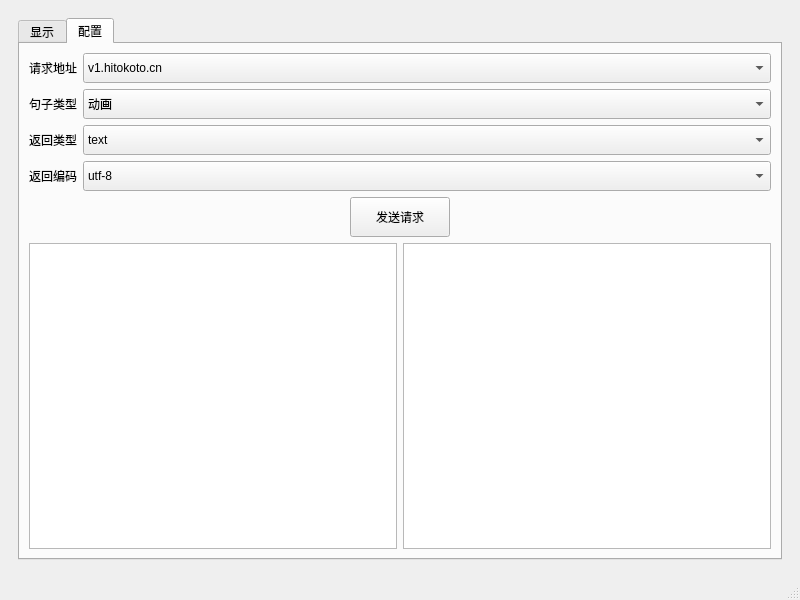
The window that designer.ui (SoDebug/OneText_Qt) describes before a commit, drawn with Qt 5.
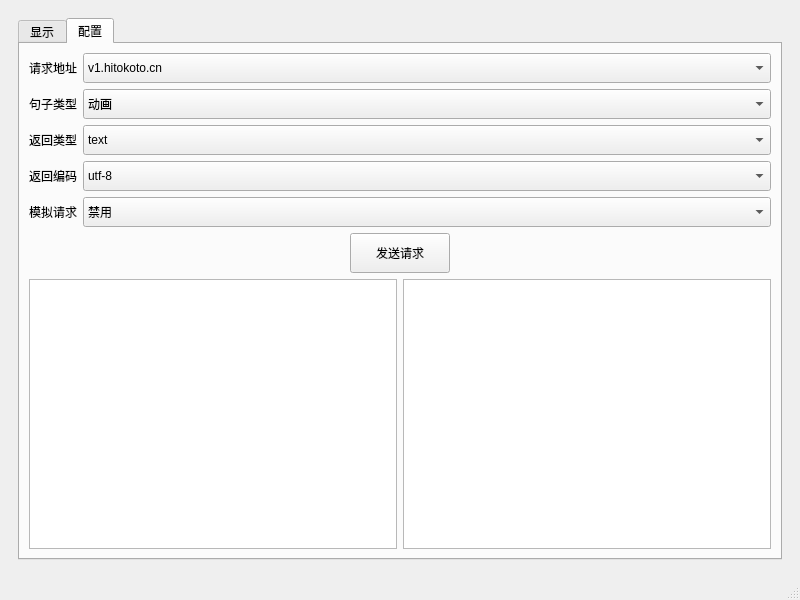
The same window after the commit. The open tabs and pages were chosen to show the change.

Commit message: feat: 支持模拟请求

```diff
--- a/designer.ui
+++ b/designer.ui
@@ -272,7 +272,7 @@
                 </item>
                </widget>
               </item>
-              <item row="4" column="0" colspan="2">
+              <item row="5" column="0" colspan="2">
                <layout class="QHBoxLayout" name="horizontalLayout_3">
                 <item>
                  <widget class="QFrame" name="frame">
@@ -336,6 +336,39 @@
                 </item>
                </layout>
               </item>
+              <item row="4" column="0">
+               <widget class="QLabel" name="SimulationRequest_label">
+                <property name="minimumSize">
+                 <size>
+                  <width>0</width>
+                  <height>30</height>
+                 </size>
+                </property>
+                <property name="text">
+                 <string>模拟请求</string>
+                </property>
+               </widget>
+              </item>
+              <item row="4" column="1">
+               <widget class="QComboBox" name="SimulationRequest_comboBox">
+                <property name="minimumSize">
+                 <size>
+                  <width>0</width>
+                  <height>30</height>
+                 </size>
+                </property>
+                <item>
+                 <property name="text">
+                  <string>禁用</string>
+                 </property>
+                </item>
+                <item>
+                 <property name="text">
+                  <string>启用</string>
+                 </property>
+                </item>
+               </widget>
+              </item>
              </layout>
             </item>
            </layout>
```
The commit also changes 2 other files.
